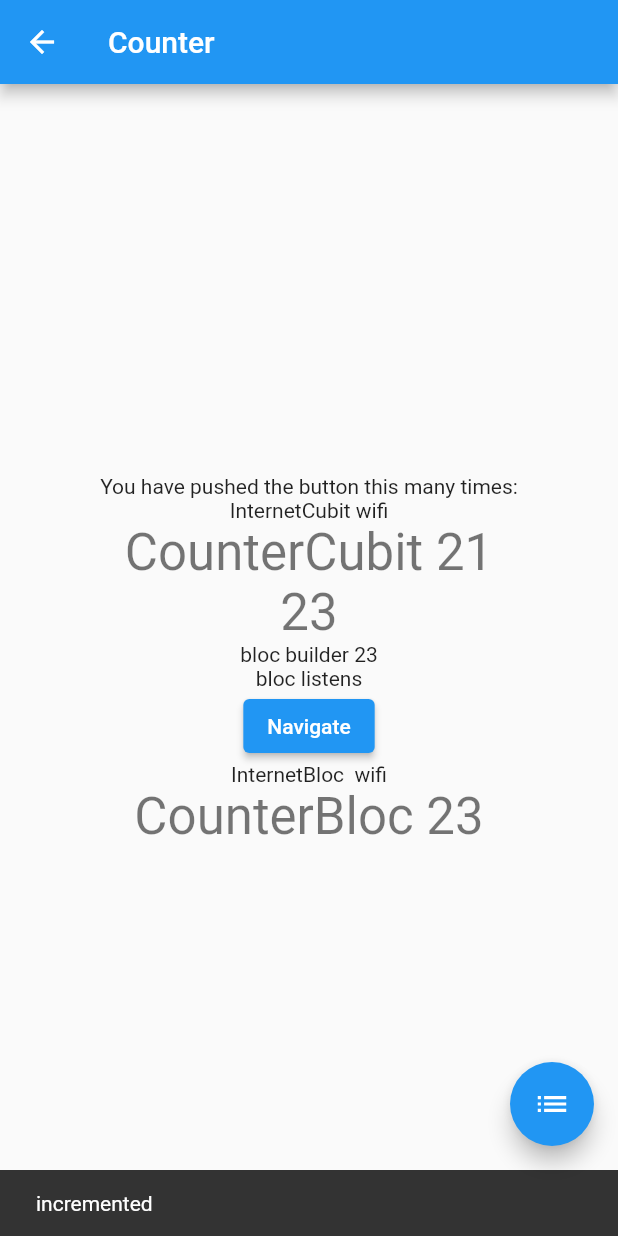
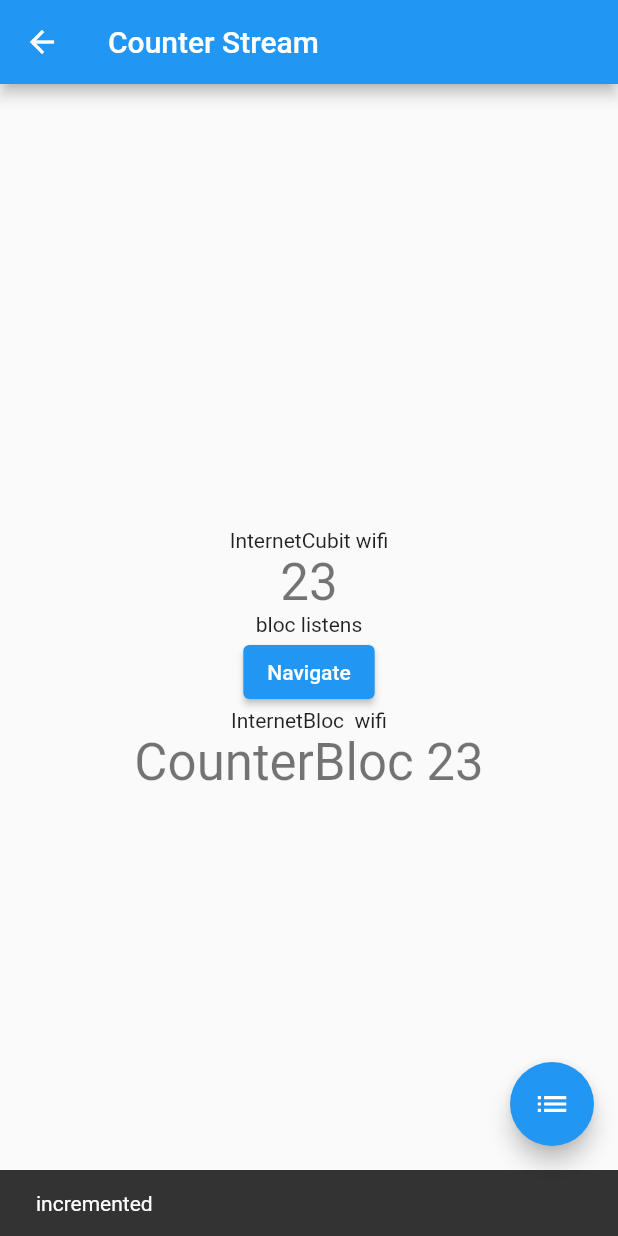
Before and after one commit to ishuacharis/tests, a Flutter app: the CounterWidget screen opened directly, on a phone screen of 412 x 824 dp. Run offline on Flutter 3.47's test engine with Material 2 defaults, Android fonts, the phone set to English and light mode, and no system bars; drawn by our look-alikes of flutter_speed_dial; our stand-ins replace bloc, connectivity_plus, equatable, flutter_bloc, hive; accounts and stored records are empty.

Commit message:
create more counter page files for proper presentation

```diff
--- a/lib/core/routes/routes.dart
+++ b/lib/core/routes/routes.dart
@@ -1,4 +1,5 @@
 const counter_page  = "counter_page";
+const counter_bloc_page  = "counter_bloc_page";
 const counter_aux_page = "counter_aux_page";
 const todo_page = "todo_page";
 const add_todo_page  = "add_todo_page";
@@ -6,4 +7,4 @@ const home_page  ="home_page";
 const selection_page = "selection_page";
 const page_builder = "page_builder";
 const hive_page =  "hive_page";
-const initial_route =  hive_page;
+const initial_route =  home_page;
--- a/lib/features/counter/presentation/bloc/counter_state.dart
+++ b/lib/features/counter/presentation/bloc/counter_state.dart
@@ -4,7 +4,7 @@ part of 'counter_bloc.dart';
 abstract class CounterState extends Equatable {
   final int counter;
   final bool wasIncremented;
-  const CounterState({required this.counter, required this.wasIncremented});
+  const CounterState({required this.counter,  this.wasIncremented = true });
 
   @override
   // TODO: implement props
@@ -19,7 +19,8 @@ abstract class CounterState extends Equatable {
 class CounterInitialState extends CounterState{
   final int counter;
   final bool wasIncremented;
-  const CounterInitialState({required this.counter, required this.wasIncremented}) : super(counter: counter, wasIncremented: wasIncremented);
+  const CounterInitialState({required this.counter, required this.wasIncremented})
+      : super(counter: counter, wasIncremented: wasIncremented);
 
   @override
   // TODO: implement props
@@ -42,7 +43,8 @@ class CounterInitialState extends CounterState{
 class IncrementCounterState extends CounterState{
   final int counter;
   final bool wasIncremented;
-  const IncrementCounterState({required this.counter, required this.wasIncremented}) : super(counter: counter, wasIncremented: wasIncremented);
+  const IncrementCounterState({required this.counter, required this.wasIncremented})
+      : super(counter: counter, wasIncremented: wasIncremented);
 
   @override
   // TODO: implement props
--- a/lib/features/counter/presentation/page/counter_aux_page.dart
+++ b/lib/features/counter/presentation/page/counter_aux_page.dart
@@ -1,25 +1,11 @@
-
-
 import 'package:flutter/material.dart';
 import 'package:flutter_bloc/flutter_bloc.dart';
-import 'package:tests/features/counter/presentation/bloc/counter_bloc.dart';
+import 'package:tests/features/counter/presentation/widgets/counter_widget.dart';
+import '../bloc/counter_bloc.dart';
 
 class CounterAuxPage extends StatelessWidget {
   @override
   Widget build(BuildContext context) {
-    return Scaffold(
-      appBar: AppBar(
-        title: Text("Counter Aux page"),
-      ),
-      body: Center(
-        child: Column(
-          children: [
-            BlocBuilder<CounterBloc, CounterState>(
-                builder: (context, state) => Text("Counter is ${state.counter}")
-            )
-          ],
-        ),
-      ),
-    );
+    return CounterWidget();
   }
 }
--- a/lib/features/counter/presentation/widgets/counter_widget.dart
+++ b/lib/features/counter/presentation/widgets/counter_widget.dart
@@ -1,27 +1,24 @@
 import 'package:flutter/material.dart';
 import 'package:flutter_bloc/flutter_bloc.dart';
 import 'package:flutter_speed_dial/flutter_speed_dial.dart';
-import 'package:tests/core/constants/enums/connection_type_enum.dart';
-import 'package:tests/core/routes/routes.dart';
-import 'package:tests/core/shared/internet/bloc/internet_bloc.dart';
-import 'package:tests/core/shared/internet/cubit/internet_cubit.dart';
-import 'package:tests/features/counter/presentation/bloc/counter_bloc.dart';
-import 'package:tests/features/counter/presentation/cubit/counter_cubit.dart';
+import '../../../../core/constants/enums/connection_type_enum.dart';
+import '../../../../core/routes/routes.dart';
+import '../../../../core/shared/internet/bloc/internet_bloc.dart';
+import '../../../../core/shared/internet/cubit/internet_cubit.dart';
+import '../bloc/counter_bloc.dart';
+
 
 class CounterWidget extends StatelessWidget {
   @override
   Widget build(BuildContext context) {
     return Scaffold(
       appBar: AppBar(
-        title: Text("Counter"),
+        title: Text("Counter Stream"),
       ),
       body: Center(
         child: Column(
           mainAxisAlignment: MainAxisAlignment.center,
           children: <Widget>[
-            Text(
-              'You have pushed the button this many times:',
-            ),
             BlocBuilder<InternetCubit,InternetState>(
               builder: (context, state) {
                 if(state is InternetConnected && state.connectionType == ConnectionType.Wifi){
@@ -32,14 +29,7 @@ class CounterWidget extends StatelessWidget {
                 return CircularProgressIndicator();
               },
             ),
-            BlocBuilder<CounterCubit,CounterCubitState>(
-              builder: (context, state) {
-                return Text(
-                  'CounterCubit ${state.counter}',
-                  style: Theme.of(context).textTheme.headline4,
-                );
-              },
-            ),
+
             BlocConsumer<CounterBloc,CounterState>(
               listener: (context, state) {
                if(state.wasIncremented == true){
@@ -58,9 +48,6 @@ class CounterWidget extends StatelessWidget {
                   style: Theme.of(context).textTheme.headline4,
                 );
               },
-            ),
-            BlocBuilder<CounterBloc, CounterState>(
-                builder: (context,state) => Text("bloc builder ${state.counter}")
             ),
             BlocListener<CounterBloc, CounterState>(
                 listener: (context,state){
@@ -98,7 +85,7 @@ class CounterWidget extends StatelessWidget {
         ),
       ),
 
-      floatingActionButton: buildSpeedDial(context), // This trailing comma makes auto-formatting nicer for build methods.
+      floatingActionButton: buildSpeedDial(context),// This trailing comma makes auto-formatting nicer for build methods.
     );
   }
 
@@ -109,9 +96,9 @@ class CounterWidget extends StatelessWidget {
       closeManually: true,
       children: [
         SpeedDialChild(
-          child: Icon(Icons.add),
-          onTap: () => BlocProvider.of<CounterBloc>(context).add(IncrementCounterEvent(counter: 1)),
-          label: 'Add'
+            child: Icon(Icons.add),
+            onTap: () => BlocProvider.of<CounterBloc>(context).add(IncrementCounterEvent(counter: 1)),
+            label: 'Add'
         ),
         SpeedDialChild(
             child: Icon(Icons.remove),
```
Also changed, not shown: lib/core/pages/home_page.dart (+14 -2 lines), lib/core/routes/route.dart (+13 -11 lines), lib/features/counter/presentation/bloc/counter_bloc.dart (+3 -6 lines), lib/features/counter/presentation/cubit/counter_cubit.dart (+2 -5 lines), lib/features/counter/presentation/page/counter_bloc_page.dart (added, +70 -0 lines), lib/features/counter/presentation/page/counter_page.dart (+59 -8 lines).
